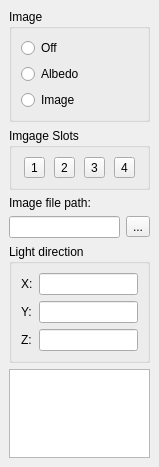
Above: SFSBuilder/SFSBuilder_panel.ui from bialk/trymix before the change. Below: the same form after it.
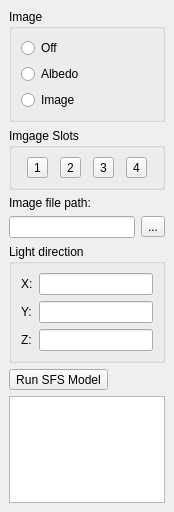
That is the form after the change.

Commit message: Adding support for yaml and addin yaml as parameter for SFS builder

What changed in the file:
```diff
--- a/SFSBuilder/SFSBuilder_panel.ui
+++ b/SFSBuilder/SFSBuilder_panel.ui
@@ -6,8 +6,8 @@
    <rect>
     <x>0</x>
     <y>0</y>
-    <width>159</width>
-    <height>467</height>
+    <width>174</width>
+    <height>512</height>
    </rect>
   </property>
   <property name="windowTitle">
@@ -142,6 +142,13 @@
       </layout>
      </widget>
     </item>
+    <item>
+     <widget class="QToolButton" name="toolButton_RunModel">
+      <property name="text">
+       <string>Run SFS Model</string>
+      </property>
+     </widget>
+    </item>
     <item>
      <widget class="QPlainTextEdit" name="plainTextEdit">
       <property name="lineWidth">
```
Left out of the diff: 2 changed lines with no effect on the pictures. The commit also changes 4 other files.
